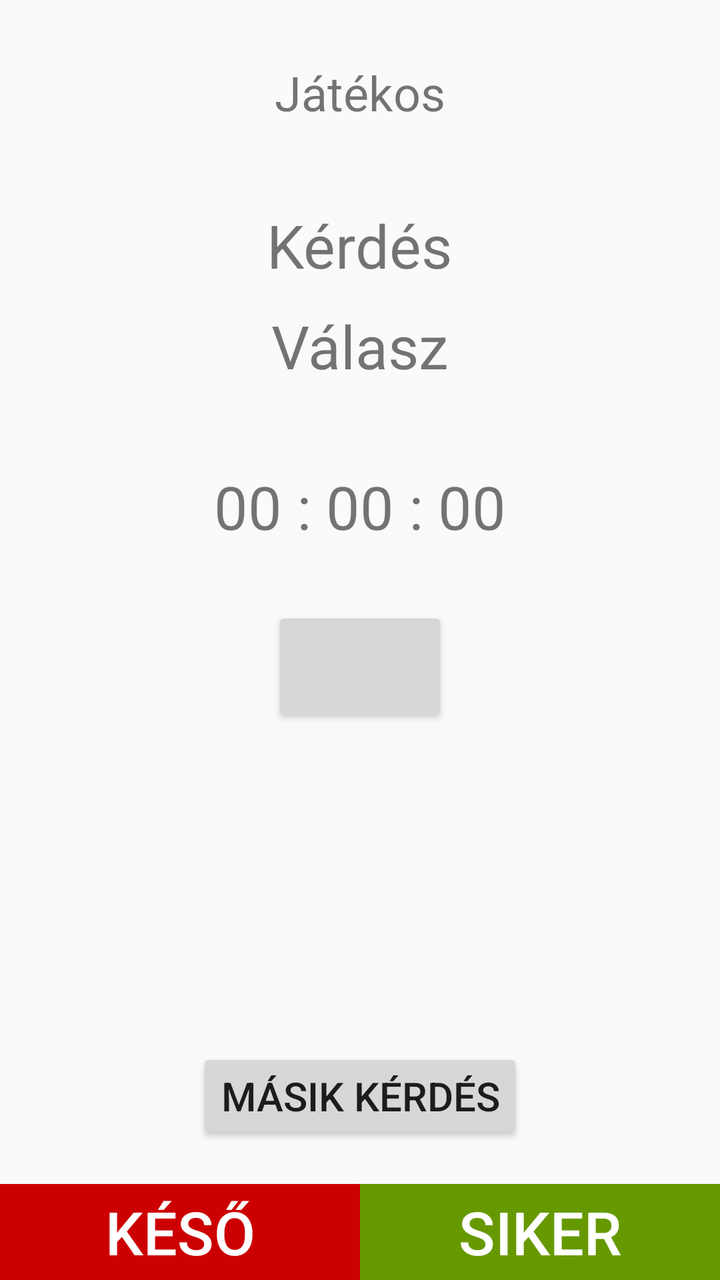
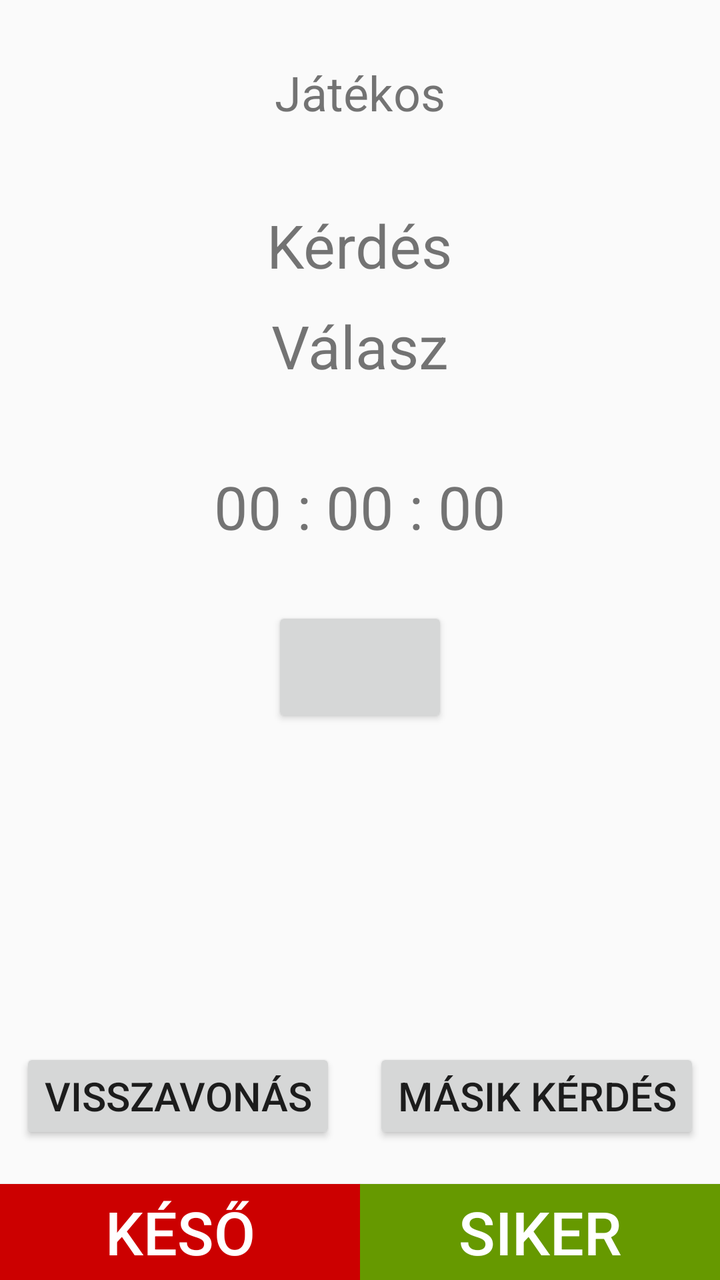

The first picture is an Android layout as it rendered before a commit; the second is the same layout after the commit. The layout source and the unified diff follow.
<!-- AndroidManifest.xml: application theme AppTheme -->
<!-- res/layout/activity_question.xml -->
<?xml version="1.0" encoding="utf-8"?>
<RelativeLayout xmlns:android="http://schemas.android.com/apk/res/android"
    xmlns:app="http://schemas.android.com/apk/res-auto"
    xmlns:tools="http://schemas.android.com/tools"
    android:layout_width="match_parent"
    android:layout_height="match_parent"
    tools:context=".QuestionActivity">

    <View
        android:id="@+id/questionView"
        android:layout_width="0dp"
        android:layout_height="0dp"
        android:layout_centerHorizontal="true"
        android:background="@android:color/holo_blue_bright"/>

    <TextView
        android:layout_width="wrap_content"
        android:layout_height="wrap_content"
        android:id="@+id/CurrentPlayer"
        android:text="Játékos"
        android:textSize="24sp"
        android:layout_centerHorizontal="true"
        android:layout_marginTop="30dp"/>

    <TextView
        android:layout_width="wrap_content"
        android:layout_height="wrap_content"
        android:id="@+id/Question"
        android:text="Kérdés"
        android:textSize="30sp"
        android:textAlignment="center"
        android:layout_centerHorizontal="true"
        android:layout_below="@+id/CurrentPlayer"
        android:layout_marginTop="40dp"
        android:layout_marginBottom="10dp"/>

    <TextView
        android:layout_width="wrap_content"
        android:layout_height="wrap_content"
        android:id="@+id/Answer"
        android:text="Válasz"
        android:textSize="30sp"
        android:layout_centerHorizontal="true"
        android:layout_below="@+id/Question"
        android:layout_marginBottom="10dp"/>

    <TextView
        android:layout_width="wrap_content"
        android:layout_height="wrap_content"
        android:id="@+id/Timer"
        android:layout_centerHorizontal="true"
        android:layout_below="@+id/Answer"
        android:layout_marginTop="30dp"
        android:textSize="30sp"
        android:text="00 : 00 : 00"/>

    <Button
        android:layout_width="wrap_content"
        android:layout_height="wrap_content"
        android:id="@+id/ButtonStartStop"
        android:layout_centerHorizontal="true"
        android:layout_below="@+id/Timer"
        android:layout_marginTop="30dp"
        android:textSize="30sp"/>

    <Button
        android:layout_width="wrap_content"
        android:layout_height="wrap_content"
        android:id="@+id/ButtonSkip"
        android:layout_centerHorizontal="true"
        android:layout_above="@+id/ButtonOk"
        android:layout_marginBottom="20dp"
        android:text="Másik kérdés"
        android:textSize="20sp"/>

    <Button
        android:layout_width="0dp"
        android:layout_height="wrap_content"
        android:id="@+id/ButtonNotOk"
        android:layout_alignParentBottom="true"
        android:layout_alignEnd="@id/questionView"
        android:layout_alignParentStart="true"
        android:text="Késő"
        android:textSize="30sp"
        android:textColor="@android:color/white"
        android:background="@android:color/holo_red_dark"/>

    <Button
        android:layout_width="0dp"
        android:layout_height="wrap_content"
        android:id="@+id/ButtonOk"
        android:layout_alignParentBottom="true"
        android:layout_alignStart="@id/questionView"
        android:layout_alignParentEnd="true"
        android:text="Siker"
        android:textSize="30sp"
        android:textColor="@android:color/white"
        android:background="@android:color/holo_green_dark"/>

</RelativeLayout>
<!-- resources referenced by this layout -->
<resources>
  <style name="AppTheme" parent="Theme.AppCompat.Light.DarkActionBar">
          
          <item name="colorPrimary">@color/colorPrimary</item>
          <item name="colorPrimaryDark">@color/colorPrimaryDark</item>
          <item name="colorAccent">@color/colorAccent</item>
      </style>
  <color name="colorPrimary">#6200EE</color>
  <color name="colorPrimaryDark">#3700B3</color>
  <color name="colorAccent">#03DAC5</color>
</resources>

<!-- the commit's change to res/layout/activity_question.xml (unified diff, before → after) -->
@@ -66,9 +66,21 @@
     <Button
         android:layout_width="wrap_content"
         android:layout_height="wrap_content"
+        android:id="@+id/ButtonUndo"
+        android:layout_alignParentStart="true"
+        android:layout_above="@+id/ButtonNotOk"
+        android:layout_marginStart="10dp"
+        android:layout_marginBottom="20dp"
+        android:text="Visszavonás"
+        android:textSize="20sp"/>
+
+    <Button
+        android:layout_width="wrap_content"
+        android:layout_height="wrap_content"
         android:id="@+id/ButtonSkip"
-        android:layout_centerHorizontal="true"
+        android:layout_alignParentEnd="true"
         android:layout_above="@+id/ButtonOk"
+        android:layout_marginEnd="10dp"
         android:layout_marginBottom="20dp"
         android:text="Másik kérdés"
         android:textSize="20sp"/>
